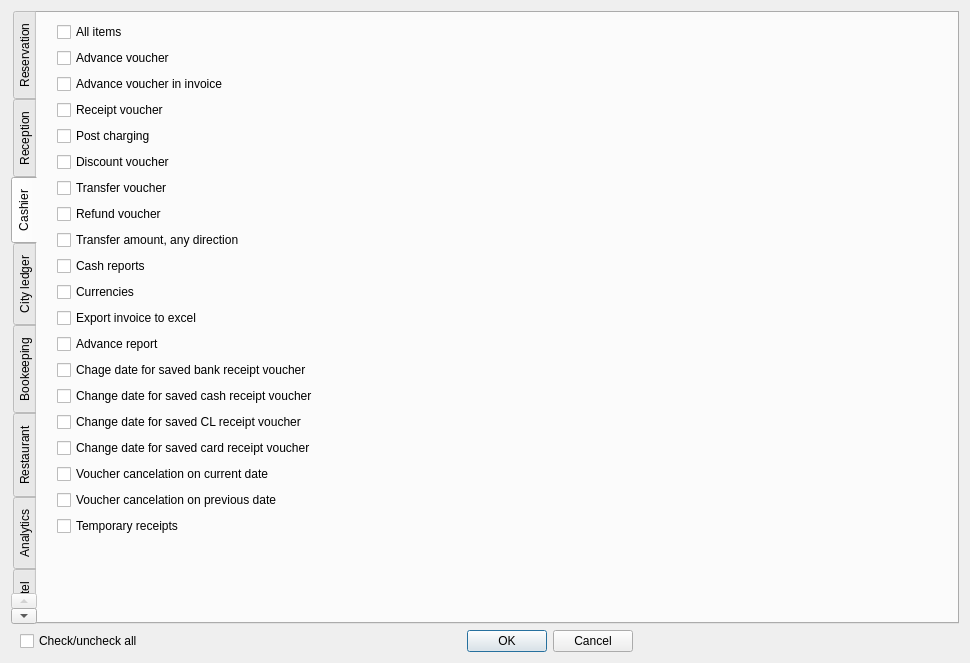
End1-1/Resort, file Resort/dlguserrights.ui: the form before one commit.
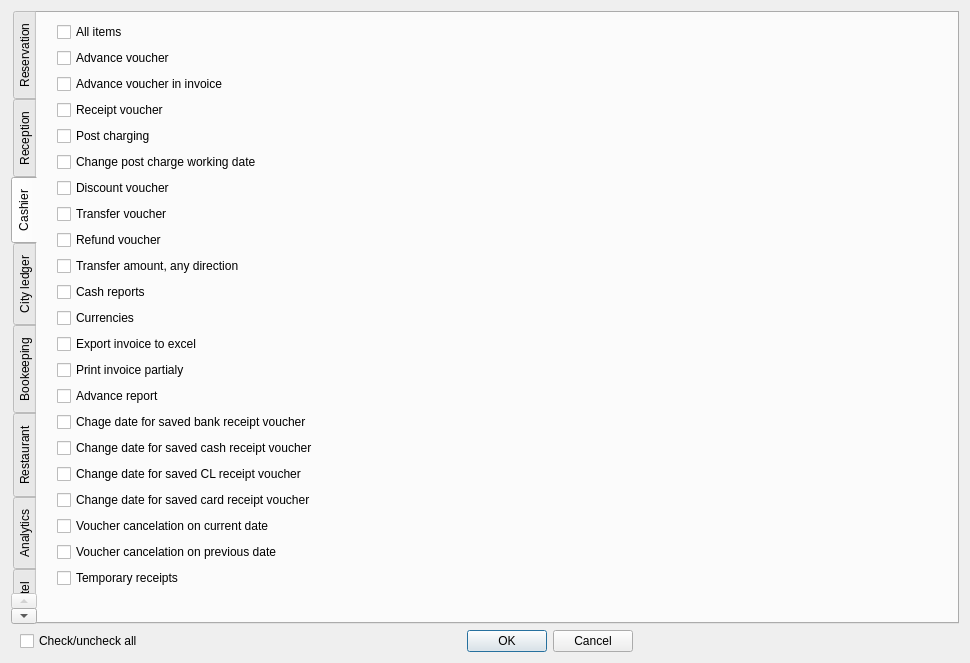
The form after the commit. Custom widgets are drawn as their Qt base class.

Patch:
```diff
--- a/Resort/dlguserrights.ui
+++ b/Resort/dlguserrights.ui
@@ -504,6 +504,16 @@
          </property>
         </widget>
        </item>
+       <item>
+        <widget class="EQCheckBox" name="chChangePostChargeWorkingDate">
+         <property name="text">
+          <string>Change post charge working date</string>
+         </property>
+         <property name="Tag" stdset="0">
+          <number>131</number>
+         </property>
+        </widget>
+       </item>
        <item>
         <widget class="EQCheckBox" name="chDiscountVaucher">
          <property name="text">
@@ -574,6 +584,16 @@
          </property>
         </widget>
        </item>
+       <item>
+        <widget class="EQCheckBox" name="chPrintInvoicePartialy">
+         <property name="text">
+          <string>Print invoice partialy</string>
+         </property>
+         <property name="Tag" stdset="0">
+          <number>130</number>
+         </property>
+        </widget>
+       </item>
        <item>
         <widget class="EQCheckBox" name="chAdvanceReport">
          <property name="text">
```
Left out of the diff: 10 changed lines with no effect on the pictures.
